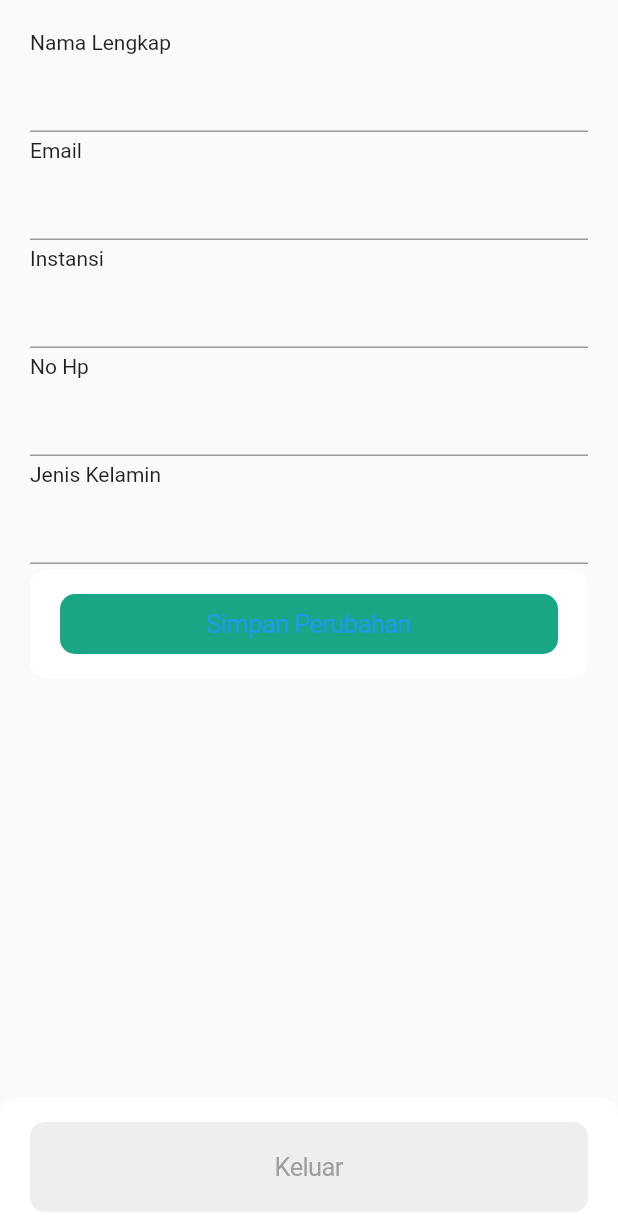
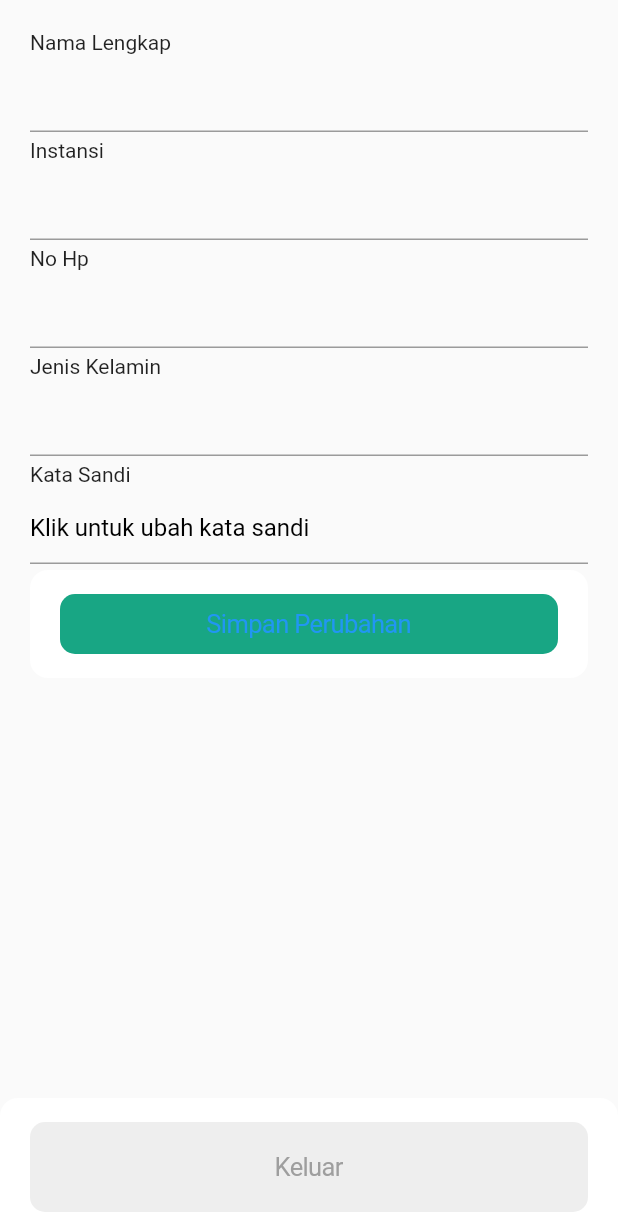
Before and after one commit to alammerdeka/museum, a Flutter app: the UserPage screen opened directly, on a phone screen of 412 x 824 dp. Shown: the top 1215 px of the screen. Run offline on Flutter 3.47's test engine with Material 2 defaults, Android fonts, the phone set to English and light mode, and no system bars; our stand-ins replace awesome_bottom_bar, flutter_html, go_router, shared_preferences, supercharged, video_player; missing offline and left inert: bottom_picker, d_info, d_method, d_view, images_picker; accounts and stored records are empty; network calls fail.

Commit message:
app finished

```diff
--- a/lib/pages/detail_page.dart
+++ b/lib/pages/detail_page.dart
@@ -151,7 +151,7 @@ class _DetailPageState extends State<DetailPage> {
                       'Terbuat dari',
                       style: TextStyle(fontSize: 12, color: MyColor.myPrimCol),
                     ),
-                    Text(widget.museum.museumDitemukan!),
+                    Text(widget.museum.museumTerbuat!),
                   ],
                 ),
               ],
--- a/lib/pages/pages.dart
+++ b/lib/pages/pages.dart
@@ -32,3 +32,4 @@ part 'error_page.dart';
 part 'loader_page_empty.dart';
 part 'faq_page.dart';
 part 'tentang_page.dart';
+part 'pwd_page.dart';
--- a/lib/pages/user_page.dart
+++ b/lib/pages/user_page.dart
@@ -59,11 +59,10 @@ class _UserPageState extends State<UserPage> {
         }
       });
     }
-    register(String pengNama, String pengEmail, String pengTlp, String pengInstansi,
+    register(String pengNama, String pengTlp, String pengInstansi,
         String pengJenisKelamin){
       Services.putProfile(
         pengNama,
-        pengEmail,
           pengTlp,
           pengInstansi,
           pengJenisKelamin
@@ -98,20 +97,6 @@ class _UserPageState extends State<UserPage> {
           TextFormField(
             controller: controllerPengNama,
             decoration: InputDecoration(hintText: cUser.data!.pengNama??'', hintStyle: TextStyle(color: Colors.black)),
-          ),
-          SizedBox(
-            height: 4,
-          ),
-          Text(
-            'Email',
-            style: TextStyle(fontSize: 14),
-          ),
-          SizedBox(
-            height: 4,
-          ),
-          TextFormField(
-            controller: controllerPengEmail,
-            decoration: InputDecoration(hintText:  cUser.data!.pengEmail??'', hintStyle: TextStyle(color: Colors.black)),
           ),
           SizedBox(
             height: 4,
@@ -161,6 +146,23 @@ class _UserPageState extends State<UserPage> {
           SizedBox(
             height: 4,
           ),
+          Text(
+            'Kata Sandi',
+            style: TextStyle(fontSize: 14),
+          ),
+          SizedBox(
+            height: 4,
+          ),
+          TextFormField(
+            onTap:(){
+              Navigator.of(context).push(MaterialPageRoute(builder: (_)=>PwdPage()));
+            } ,
+            readOnly: true,
+            decoration: InputDecoration(hintText:'Klik untuk ubah kata sandi', hintStyle: TextStyle(color: Colors.black)),
+          ),
+          SizedBox(
+            height: 4,
+          ),
           // Text(
           //   'Kata Sandi',
           //   style: TextStyle(fontSize: 14),
@@ -190,12 +192,10 @@ class _UserPageState extends State<UserPage> {
               ),
               onPressed: () {
                 print(controllerPengNama.text);
-                print(controllerPengEmail.text);
                 print(controllerPengTlp.text);
                 print(controllerPengInstansi.text);
                 register(
                   controllerPengNama.text.isEmpty?cUser.data!.pengNama!:controllerPengNama.text,
-                  controllerPengEmail.text.isEmpty?cUser.data!.pengEmail!:controllerPengEmail.text,
                   controllerPengTlp.text.isEmpty?cUser.data!.pengTlp!:controllerPengTlp.text,
                   controllerPengInstansi.text.isEmpty?cUser.data!.pengInstansi!:controllerPengInstansi.text,
                   _textGender==null?cUser.data!.pengJenisKelamin!:_textGender!
--- a/lib/utils/apis.dart
+++ b/lib/utils/apis.dart
@@ -9,4 +9,5 @@ class Apis{
   static const String putProfile = '${baseUrl}profil';
   static const String getProfileByEmail = '${baseUrl}profil?pengEmail=';
   static const String getMuseum = '${baseUrl}museum';
+  static const String putPassword = '${baseUrl}profil/password';
 }
--- a/lib/utils/app_routes.dart
+++ b/lib/utils/app_routes.dart
@@ -45,6 +45,7 @@ class AppRoute {
         path: loader,
         builder: (context, state) => LoaderPageEmpty(),
       ),
+
       // GoRoute(
       //   path: detailBeasiswa,
       //   builder: (context, state) =>
```
Also changed, not shown: lib/pages/pwd_page.dart (added, +117 -0 lines), lib/utils/services.dart (+22 -2 lines), pubspec.lock.
